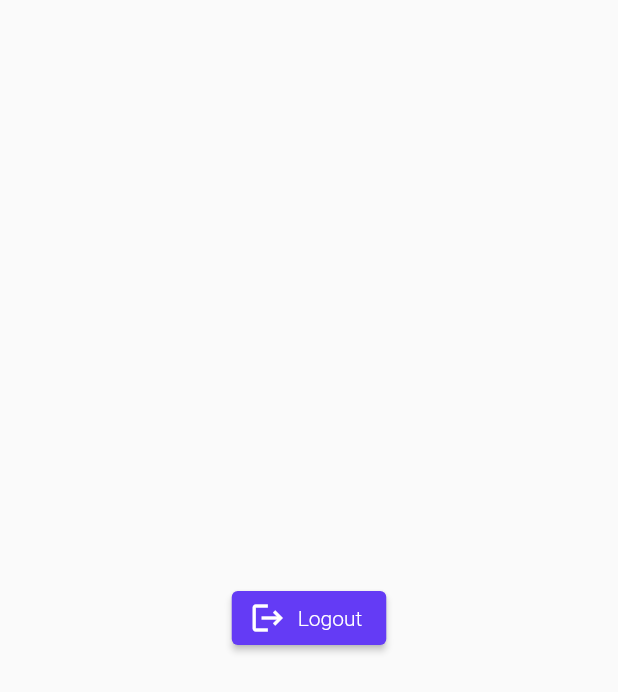
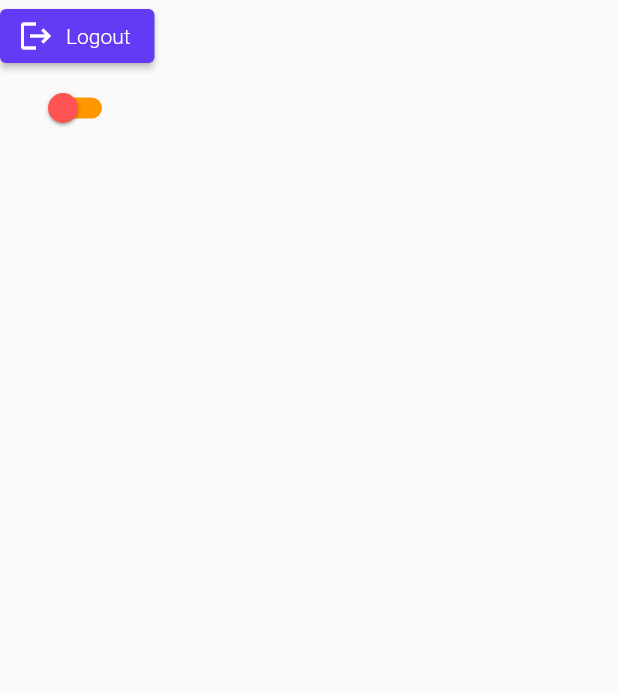
Before and after one commit to Rinnohara9803/mhicha, a Flutter app: the SettingsPage screen opened directly, on a phone screen of 412 x 824 dp. Shown: the top 692 px of the screen. Run offline on Flutter 3.47's test engine with Material 2 defaults, Android fonts, the phone set to English and light mode, and no system bars; our stand-ins replace auto_size_text, dotted_border, firebase_core, firebase_messaging, flutter_local_notifications, pinput and 2 more; missing offline and left inert: qr_code_scanner; accounts and stored records are empty; network calls fail.

Commit message:
minor changes in UI

```diff
--- a/lib/main.dart
+++ b/lib/main.dart
@@ -10,6 +10,7 @@ import 'package:mhicha/pages/verify_email_page.dart';
 import 'package:mhicha/pages/sign_in_page.dart';
 import 'package:mhicha/pages/sign_up_page.dart';
 import 'package:mhicha/providers/profile_provider.dart';
+import 'package:mhicha/providers/theme_provider.dart';
 import 'package:mhicha/utilities/themes.dart';
 import 'package:provider/provider.dart';
 import 'package:firebase_core/firebase_core.dart';
@@ -63,6 +64,9 @@ class MyApp extends StatelessWidget {
         ChangeNotifierProvider<ProfileProvider>(
           create: (context) => ProfileProvider(),
         ),
+        ChangeNotifierProvider<ThemeProvider>(
+          create: (context) => ThemeProvider(),
+        ),
       ],
       child: MaterialApp(
         title: 'Flutter Demo',
--- a/lib/pages/edit_profile_page.dart
+++ b/lib/pages/edit_profile_page.dart
@@ -1,5 +1,3 @@
-// ignore_for_file: depend_on_referenced_packages
-
 import 'dart:io';
 
 import 'package:flutter/material.dart';
--- a/lib/pages/home_page.dart
+++ b/lib/pages/home_page.dart
@@ -13,7 +13,6 @@ class HomePage extends StatelessWidget {
   @override
   Widget build(BuildContext context) {
     return Scaffold(
-      backgroundColor: Colors.white,
       body: SingleChildScrollView(
         controller: ScrollController(),
         child: Padding(
--- a/lib/pages/profile_page.dart
+++ b/lib/pages/profile_page.dart
@@ -79,7 +79,6 @@ class _ProfilePageState extends State<ProfilePage> {
                 Expanded(
                   flex: 10,
                   child: Container(
-                    color: Colors.white,
                     child: Column(
                       children: [
                         SingleChildScrollView(
@@ -193,7 +192,8 @@ class _ProfilePageState extends State<ProfilePage> {
               top: theHeight * 0.13,
               left: theWidth * 0.09,
               child: Stack(
-                clipBehavior: Clip.none, children: [
+                clipBehavior: Clip.none,
+                children: [
                   Hero(
                     tag: 'profileImage',
                     child: CircleAvatar(
--- a/lib/pages/send_money_page.dart
+++ b/lib/pages/send_money_page.dart
@@ -199,7 +199,7 @@ class _SendMoneyPageState extends State<SendMoneyPage> {
                                     ),
                                   ),
                                   label: const Text(
-                                    'mchicha Email',
+                                    'Email',
                                   ),
                                   prefixIcon: const Icon(
                                     Icons.mail_outline,
@@ -267,7 +267,7 @@ class _SendMoneyPageState extends State<SendMoneyPage> {
                                     ),
                                   ),
                                   label: const Text(
-                                    'mhicha email',
+                                    'Email',
                                   ),
                                   prefixIcon: const Icon(
                                     Icons.mail_outline,
--- a/lib/pages/settings_page.dart
+++ b/lib/pages/settings_page.dart
@@ -1,14 +1,38 @@
 import 'package:flutter/material.dart';
 import 'package:mhicha/services/auth_service.dart';
+import 'package:mhicha/services/shared_services.dart';
 
-class SettingsPage extends StatelessWidget {
+class SettingsPage extends StatefulWidget {
   const SettingsPage({Key? key}) : super(key: key);
+
+  @override
+  State<SettingsPage> createState() => _SettingsPageState();
+}
+
+class _SettingsPageState extends State<SettingsPage> {
+  bool isDarkMode = SharedService.isDarkMode;
+  var textValue = 'Switch is OFF';
+
+  void toggleSwitch(bool value) {
+    if (isDarkMode == false) {
+      setState(() {
+        SharedService.isDarkMode = true;
+        isDarkMode = true;
+      });
+    } else {
+      setState(() {
+        SharedService.isDarkMode = false;
+        isDarkMode = false;
+      });
+    }
+  }
 
   @override
   Widget build(BuildContext context) {
     return Scaffold(
-      body: Center(
-        child: ElevatedButton.icon(
+      body: Column(
+        children: [
+          ElevatedButton.icon(
             onPressed: () async {
               await AuthService.logOut(context);
             },
@@ -17,6 +41,15 @@ class SettingsPage extends StatelessWidget {
               'Logout',
             ),
           ),
+          Switch(
+            onChanged: toggleSwitch,
+            value: isDarkMode,
+            activeColor: Colors.blue,
+            activeTrackColor: Colors.yellow,
+            inactiveThumbColor: Colors.redAccent,
+            inactiveTrackColor: Colors.orange,
+          ),
+        ],
       ),
     );
   }
--- a/lib/services/shared_services.dart
+++ b/lib/services/shared_services.dart
@@ -19,4 +19,6 @@ class SharedService {
     purpose: '',
     remarks: '',
   );
+
+  static bool isDarkMode = false;
 }
--- a/pubspec.yaml
+++ b/pubspec.yaml
@@ -52,7 +52,6 @@ dev_dependencies:
   qr_flutter:
   qr_code_scanner:
   provider:
-  image_picker:
   auto_size_text:
   firebase_messaging:
   firebase_core:
```
Also changed, not shown: lib/pages/proceed_send_money_page.dart (+22 -22 lines), lib/providers/theme_provider.dart (added, +22 -0 lines), pubspec.lock. Lines whose indentation alone changed are shown as unchanged.
